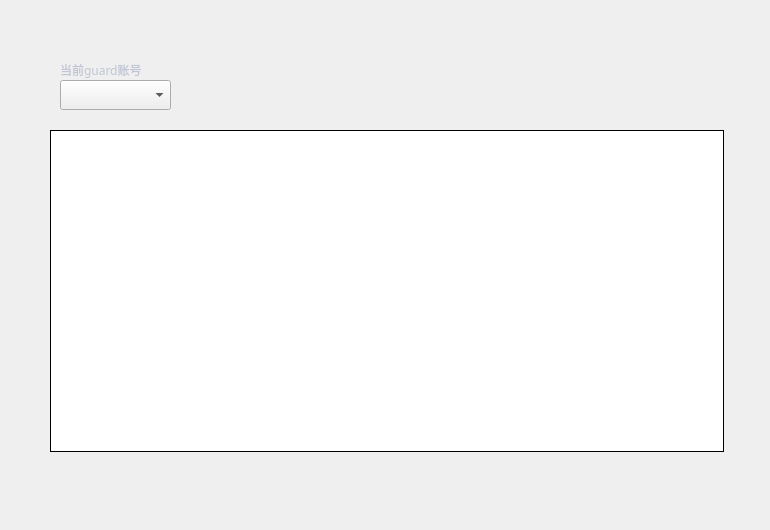
Qt form LNKWallet/guard/ProposalPage.ui (HcashOrg/hx-indicator) before a commit.
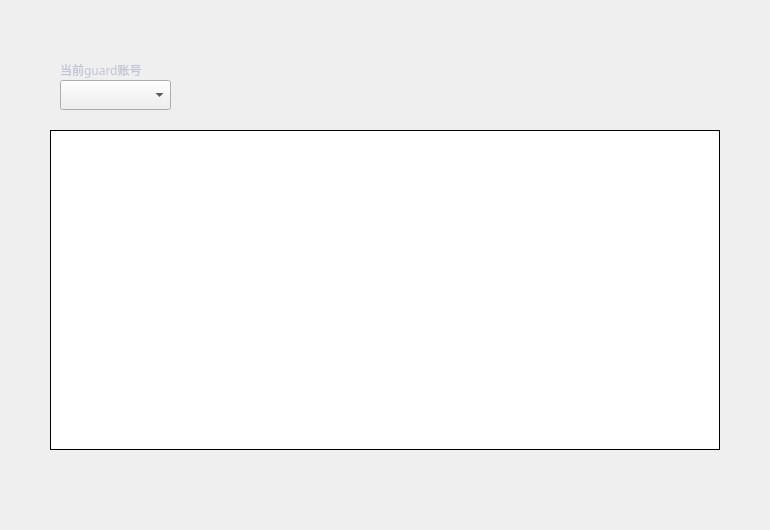
The same form after that commit.

The edit to the form file:
```diff
--- a/LNKWallet/guard/ProposalPage.ui
+++ b/LNKWallet/guard/ProposalPage.ui
@@ -18,8 +18,8 @@
     <rect>
      <x>50</x>
      <y>130</y>
-     <width>674</width>
-     <height>322</height>
+     <width>670</width>
+     <height>320</height>
     </rect>
    </property>
    <property name="cursor" stdset="0">
```
